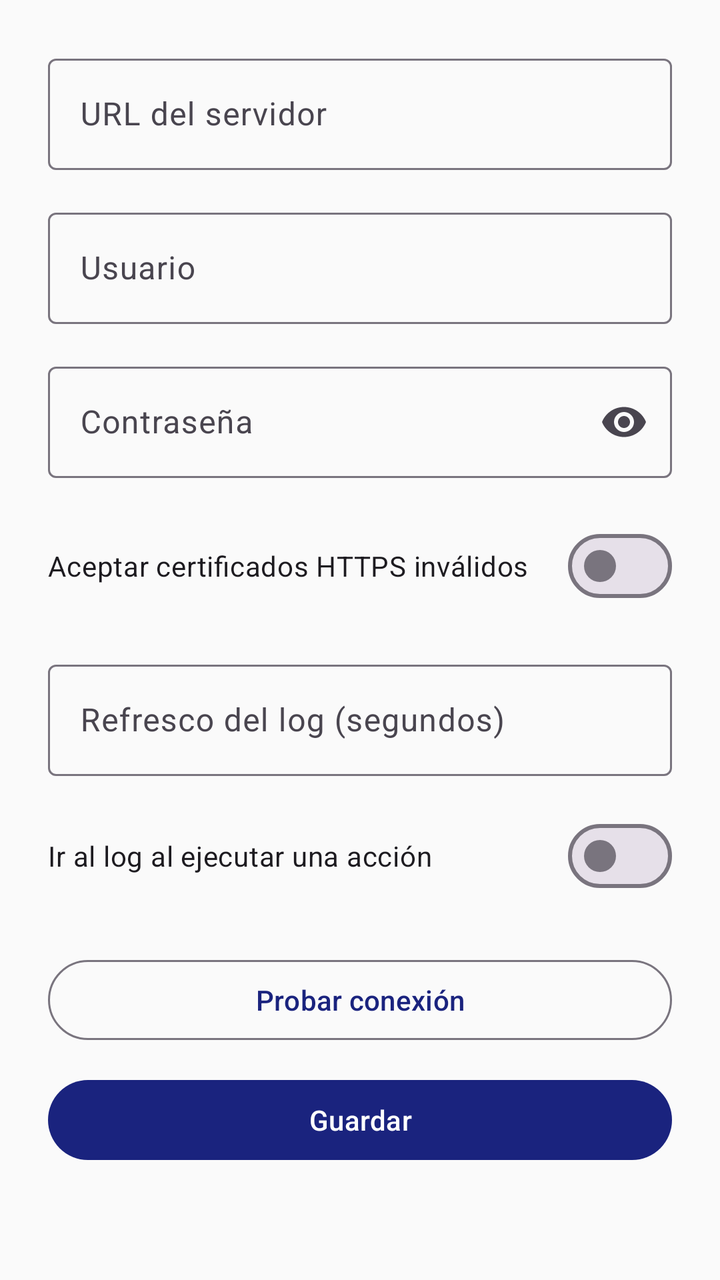
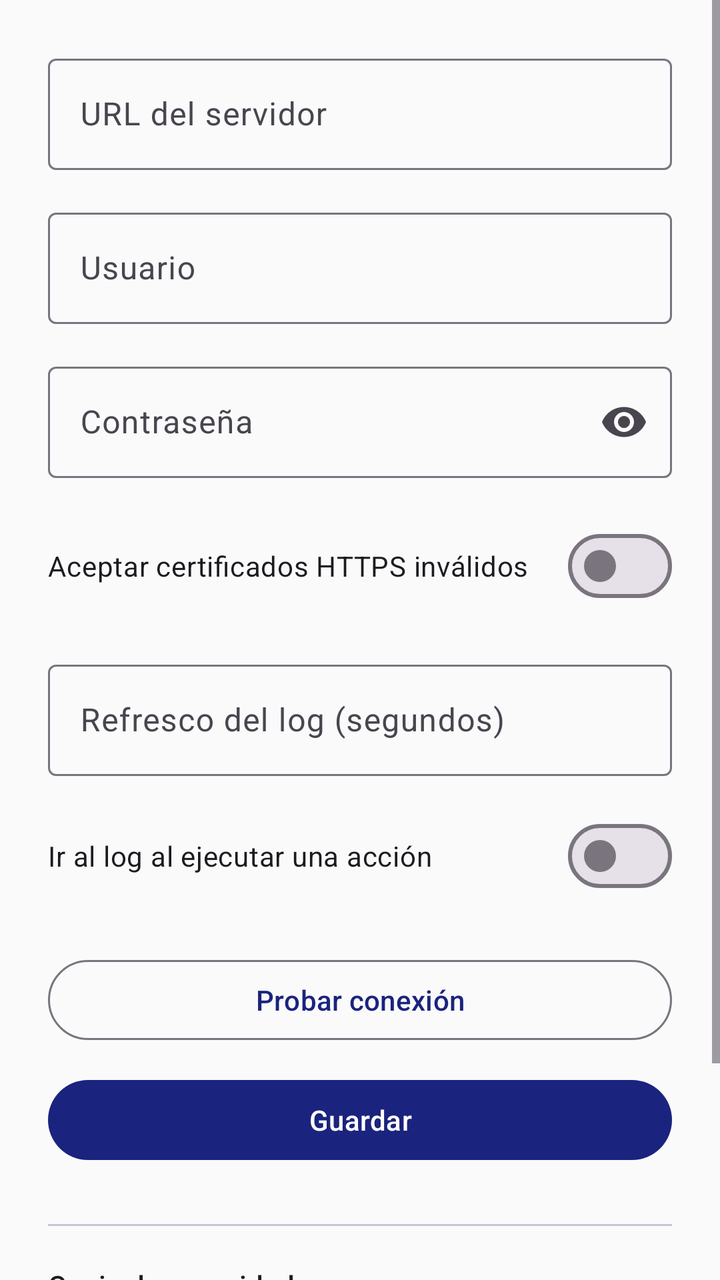

Before-and-after screenshots of an Android layout around one commit, followed by the original layout XML and the change that was made.
<!-- AndroidManifest.xml: application theme Theme.GameController -->
<!-- res/layout/fragment_settings.xml -->
<?xml version="1.0" encoding="utf-8"?>
<ScrollView
    xmlns:android="http://schemas.android.com/apk/res/android"
    xmlns:app="http://schemas.android.com/apk/res-auto"
    android:layout_width="match_parent"
    android:layout_height="match_parent">

    <LinearLayout
        android:layout_width="match_parent"
        android:layout_height="wrap_content"
        android:orientation="vertical"
        android:padding="24dp">

        <com.google.android.material.textfield.TextInputLayout
            android:layout_width="match_parent"
            android:layout_height="wrap_content"
            android:hint="@string/settings_url_label"
            style="@style/Widget.Material3.TextInputLayout.OutlinedBox">

            <com.google.android.material.textfield.TextInputEditText
                android:id="@+id/edit_url"
                android:layout_width="match_parent"
                android:layout_height="wrap_content"
                android:inputType="textUri"
                android:singleLine="true" />

        </com.google.android.material.textfield.TextInputLayout>

        <com.google.android.material.textfield.TextInputLayout
            android:layout_width="match_parent"
            android:layout_height="wrap_content"
            android:layout_marginTop="16dp"
            android:hint="@string/settings_usuario_label"
            style="@style/Widget.Material3.TextInputLayout.OutlinedBox">

            <com.google.android.material.textfield.TextInputEditText
                android:id="@+id/edit_usuario"
                android:layout_width="match_parent"
                android:layout_height="wrap_content"
                android:inputType="text"
                android:singleLine="true" />

        </com.google.android.material.textfield.TextInputLayout>

        <com.google.android.material.textfield.TextInputLayout
            android:layout_width="match_parent"
            android:layout_height="wrap_content"
            android:layout_marginTop="16dp"
            android:hint="@string/settings_contrasena_label"
            app:endIconMode="password_toggle"
            style="@style/Widget.Material3.TextInputLayout.OutlinedBox">

            <com.google.android.material.textfield.TextInputEditText
                android:id="@+id/edit_contrasena"
                android:layout_width="match_parent"
                android:layout_height="wrap_content"
                android:inputType="textPassword"
                android:singleLine="true" />

        </com.google.android.material.textfield.TextInputLayout>

        <com.google.android.material.materialswitch.MaterialSwitch
            android:id="@+id/switch_cert_invalidos"
            android:layout_width="match_parent"
            android:layout_height="wrap_content"
            android:layout_marginTop="20dp"
            android:text="@string/settings_cert_invalidos" />

        
        <com.google.android.material.textfield.TextInputLayout
            android:layout_width="match_parent"
            android:layout_height="wrap_content"
            android:layout_marginTop="20dp"
            android:hint="@string/settings_intervalo_log_label"
            style="@style/Widget.Material3.TextInputLayout.OutlinedBox">

            <com.google.android.material.textfield.TextInputEditText
                android:id="@+id/edit_intervalo_log"
                android:layout_width="match_parent"
                android:layout_height="wrap_content"
                android:inputType="number"
                android:singleLine="true" />

        </com.google.android.material.textfield.TextInputLayout>

        <com.google.android.material.materialswitch.MaterialSwitch
            android:id="@+id/switch_ir_al_log"
            android:layout_width="match_parent"
            android:layout_height="wrap_content"
            android:layout_marginTop="16dp"
            android:text="@string/settings_ir_al_log" />

        <LinearLayout
            android:layout_width="match_parent"
            android:layout_height="wrap_content"
            android:layout_marginTop="24dp"
            android:gravity="center_vertical"
            android:orientation="horizontal">

            <com.google.android.material.button.MaterialButton
                android:id="@+id/btn_probar"
                android:layout_width="0dp"
                android:layout_height="wrap_content"
                android:layout_weight="1"
                android:text="@string/settings_probar"
                style="@style/Widget.Material3.Button.OutlinedButton" />

            <com.google.android.material.progressindicator.CircularProgressIndicator
                android:id="@+id/progress_probar"
                android:layout_width="wrap_content"
                android:layout_height="wrap_content"
                android:layout_marginStart="12dp"
                android:indeterminate="true"
                android:visibility="gone"
                style="@style/Widget.Material3.CircularProgressIndicator.Small" />

        </LinearLayout>

        <com.google.android.material.button.MaterialButton
            android:id="@+id/btn_guardar"
            android:layout_width="match_parent"
            android:layout_height="wrap_content"
            android:layout_marginTop="12dp"
            android:text="@string/settings_guardar" />

    </LinearLayout>
</ScrollView>
<!-- resources referenced by this layout -->
<resources>
  <string name="settings_cert_invalidos">Aceptar certificados HTTPS inválidos</string>
  <string name="settings_contrasena_label">Contraseña</string>
  <string name="settings_guardar">Guardar</string>
  <string name="settings_intervalo_log_label">Refresco del log (segundos)</string>
  <string name="settings_ir_al_log">Ir al log al ejecutar una acción</string>
  <string name="settings_probar">Probar conexión</string>
  <string name="settings_url_label">URL del servidor</string>
  <string name="settings_usuario_label">Usuario</string>
  <style name="Theme.GameController" parent="Theme.Material3.DayNight.NoActionBar">
          <item name="colorPrimary">@color/md_theme_primary</item>
          <item name="colorOnPrimary">@color/md_theme_on_primary</item>
          <item name="colorPrimaryContainer">@color/md_theme_primary_container</item>
          <item name="colorOnPrimaryContainer">@color/md_theme_on_primary_container</item>
          <item name="colorSecondary">@color/md_theme_secondary</item>
          <item name="colorOnSecondary">@color/md_theme_on_secondary</item>
          <item name="colorError">@color/md_theme_error</item>
          <item name="android:colorBackground">@color/md_theme_background</item>
          <item name="colorSurface">@color/md_theme_surface</item>
      </style>
  <color name="md_theme_primary">#1A237E</color>
  <color name="md_theme_on_primary">#FFFFFF</color>
  <color name="md_theme_primary_container">#C5CAE9</color>
  <color name="md_theme_on_primary_container">#1A237E</color>
  <color name="md_theme_secondary">#283593</color>
  <color name="md_theme_on_secondary">#FFFFFF</color>
  <color name="md_theme_error">#BA1A1A</color>
  <color name="md_theme_background">#FAFAFA</color>
  <color name="md_theme_surface">#FAFAFA</color>
</resources>

<!-- the commit's change to res/layout/fragment_settings.xml (unified diff, before → after) -->
@@ -123,5 +123,51 @@
             android:layout_marginTop="12dp"
             android:text="@string/settings_guardar" />
 
+        
+        <com.google.android.material.divider.MaterialDivider
+            android:layout_width="match_parent"
+            android:layout_height="wrap_content"
+            android:layout_marginTop="28dp" />
+
+        <TextView
+            android:layout_width="wrap_content"
+            android:layout_height="wrap_content"
+            android:layout_marginTop="20dp"
+            android:text="@string/settings_backup_titulo"
+            android:textAppearance="?attr/textAppearanceLabelLarge" />
+
+        <TextView
+            android:layout_width="match_parent"
+            android:layout_height="wrap_content"
+            android:layout_marginTop="4dp"
+            android:text="@string/settings_backup_aviso"
+            android:textAppearance="?attr/textAppearanceBodySmall" />
+
+        <LinearLayout
+            android:layout_width="match_parent"
+            android:layout_height="wrap_content"
+            android:layout_marginTop="12dp"
+            android:orientation="horizontal">
+
+            <com.google.android.material.button.MaterialButton
+                android:id="@+id/btn_exportar"
+                android:layout_width="0dp"
+                android:layout_height="wrap_content"
+                android:layout_marginEnd="6dp"
+                android:layout_weight="1"
+                android:text="@string/settings_exportar"
+                style="@style/Widget.Material3.Button.OutlinedButton" />
+
+            <com.google.android.material.button.MaterialButton
+                android:id="@+id/btn_importar"
+                android:layout_width="0dp"
+                android:layout_height="wrap_content"
+                android:layout_marginStart="6dp"
+                android:layout_weight="1"
+                android:text="@string/settings_importar"
+                style="@style/Widget.Material3.Button.OutlinedButton" />
+
+        </LinearLayout>
+
     </LinearLayout>
 </ScrollView>
<!-- resource entries referenced after the edit -->
@@ -1,8 +1,12 @@
 <!-- resources referenced by this layout -->
 <resources>
+  <string name="settings_backup_aviso">El archivo JSON incluye la contraseña en texto plano: guárdalo en un sitio seguro.</string>
+  <string name="settings_backup_titulo">Copia de seguridad</string>
   <string name="settings_cert_invalidos">Aceptar certificados HTTPS inválidos</string>
   <string name="settings_contrasena_label">Contraseña</string>
+  <string name="settings_exportar">Exportar</string>
   <string name="settings_guardar">Guardar</string>
+  <string name="settings_importar">Importar</string>
   <string name="settings_intervalo_log_label">Refresco del log (segundos)</string>
   <string name="settings_ir_al_log">Ir al log al ejecutar una acción</string>
   <string name="settings_probar">Probar conexión</string>
@@ -18,6 +22,11 @@
           <item name="colorError">@color/md_theme_error</item>
           <item name="android:colorBackground">@color/md_theme_background</item>
           <item name="colorSurface">@color/md_theme_surface</item>
+  
+          
+          <item name="android:statusBarColor">@android:color/transparent</item>
+          <item name="android:navigationBarColor">@android:color/transparent</item>
+          <item name="android:windowLightStatusBar">true</item>
       </style>
   <color name="md_theme_primary">#1A237E</color>
   <color name="md_theme_on_primary">#FFFFFF</color>
